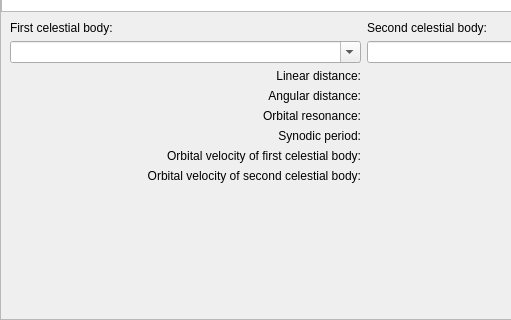
Before: the Qt Designer form src/gui/astroCalcDialog.ui in 519984307/stellarium_src, drawn with Qt 5; both pictures show x 0 to 511 and y 86 to 406 of the 728 by 406 pixel window.
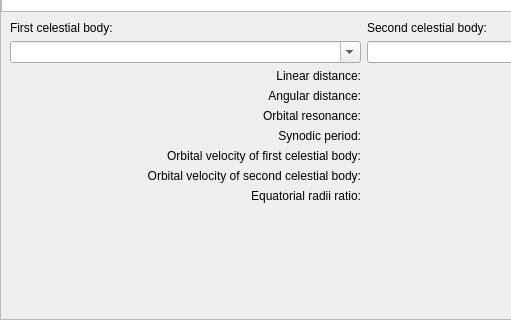
After: the same form once the commit is applied. The open tabs and pages were chosen to show the change. Icons and pictures are not drawn. Custom widgets are drawn as their Qt base class.

Commit message: Added equatorial radius info for Solar system bodies

Diff of the .ui file:
```diff
--- a/src/gui/astroCalcDialog.ui
+++ b/src/gui/astroCalcDialog.ui
@@ -1308,8 +1308,22 @@
               </property>
              </widget>
             </item>
-            <item row="5" column="1">
-             <widget class="QLabel" name="labelSynodicPeriodValue"/>
+            <item row="8" column="0">
+             <widget class="QLabel" name="labelEquatorialRadiiRatioRatio">
+              <property name="text">
+               <string>Equatorial radii ratio:</string>
+              </property>
+              <property name="alignment">
+               <set>Qt::AlignRight|Qt::AlignTrailing|Qt::AlignVCenter</set>
+              </property>
+             </widget>
+            </item>
+            <item row="8" column="1">
+             <widget class="QLabel" name="labelEquatorialRadiiRatioValue">
+              <property name="text">
+               <string/>
+              </property>
+             </widget>
             </item>
            </layout>
           </item>
```
Left out of the diff: 3 changed lines with no effect on the pictures. The commit also changes 4 other files.
